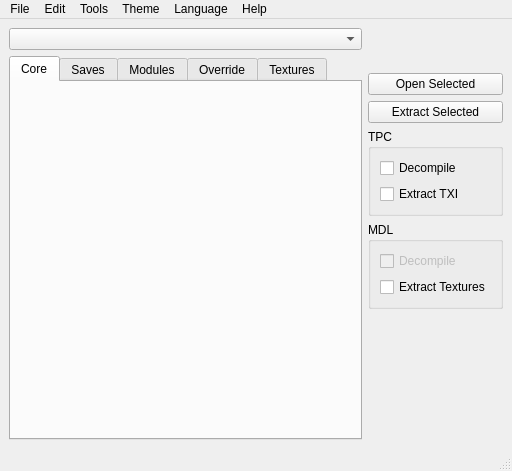
Qt form Tools/HolocronToolset/src/ui/windows/main.ui (th3w1zard1/PyKotor) before a commit.
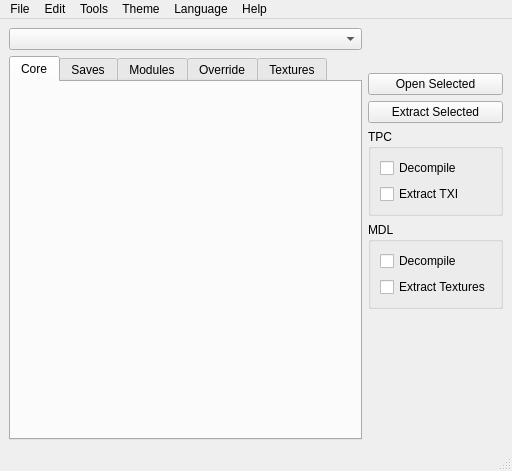
The same form after that commit. Icons and pictures are not drawn. Custom widgets are drawn as their Qt base class.

Commit message: feat: enable MDL decompile checkbox now that MDL ASCII support is available

```diff
--- a/Tools/HolocronToolset/src/ui/windows/main.ui
+++ b/Tools/HolocronToolset/src/ui/windows/main.ui
@@ -281,7 +281,7 @@
                         <item>
                           <widget class="QCheckBox" name="mdlDecompileCheckbox">
                             <property name="enabled">
-                              <bool>false</bool>
+                              <bool>true</bool>
                             </property>
                             <property name="toolTip">
                               <string>Decompile feature is not available.</string>
```
Left out of the diff: 2 changed lines with no effect on the pictures. The commit also changes 2 other files.
